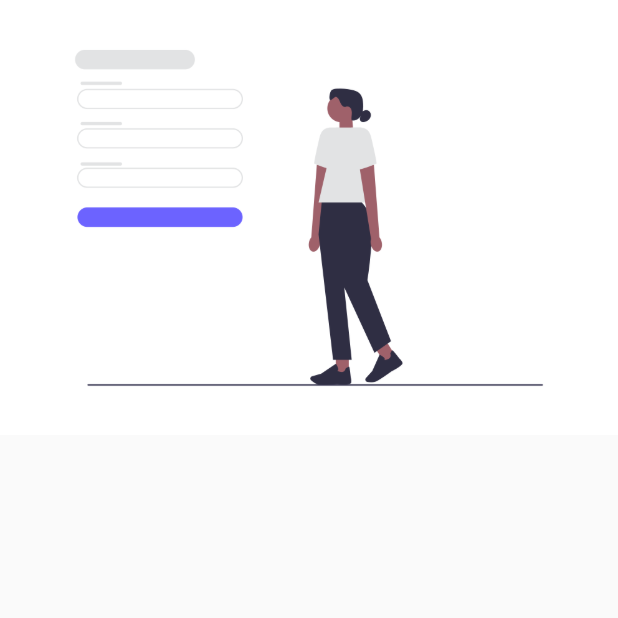
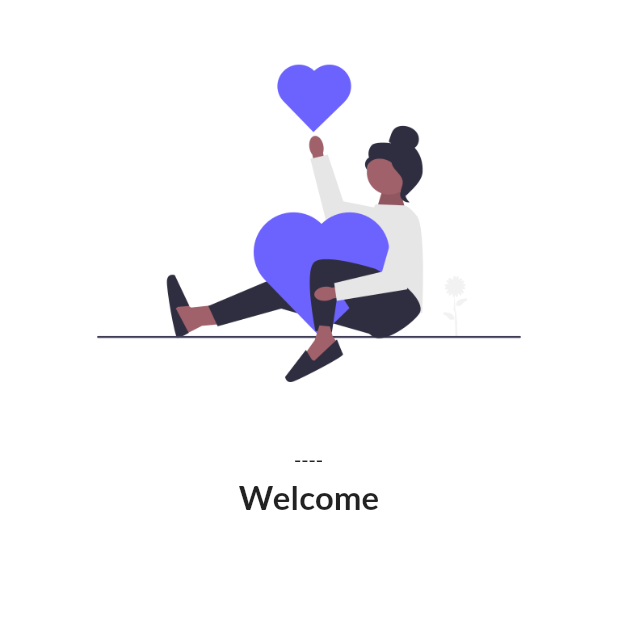
Before and after one commit to saurabhkalia5/First-Flutter-App, a Flutter app: the screen it shows after launch, on a phone screen of 412 x 824 dp, the top half of it. Run offline on Flutter 3.47's test engine with Material 2 defaults, Android fonts, the phone set to English and light mode, and no system bars; our stand-ins replace google_fonts.

Commit message:
Fonts Google Integrated
Google font latto inserted also a spacer has been inserted

```diff
--- a/lib/main.dart
+++ b/lib/main.dart
@@ -1,6 +1,7 @@
 import 'package:flutter/material.dart';
 import 'package:flutter_application_1/pages/homepage.dart';
 import 'package:flutter_application_1/pages/login_page.dart';
+import 'package:google_fonts/google_fonts.dart';
 
 void main(){
   runApp(MyApp());
@@ -18,7 +19,8 @@ class MyApp extends StatelessWidget {
       //   brightness: Brightness.dark,
       // ),
       theme: ThemeData(
-        primarySwatch: Colors.deepPurple
+        primarySwatch: Colors.deepPurple,
+        fontFamily: GoogleFonts.lato().fontFamily,
       ),
       routes: {
         "/":(context) => Login(),
--- a/lib/pages/login_page.dart
+++ b/lib/pages/login_page.dart
@@ -6,10 +6,24 @@ class Login extends StatelessWidget {
   @override
   Widget build(BuildContext context) {
     return Material(
+      color: Colors.white,
       child: Column(
         children: [
-          Image.asset("assets/images/login_image.png"),
-        ],)
+          Image.asset("assets/images/login_image.png",fit: BoxFit.cover,),
+        SizedBox(
+          height: 20.0,
+          width: 20.0,
+          child: Text("----------------"),
+        ),
+        Text(
+          "Welcome",
+          style: TextStyle(
+            fontSize: 22,
+            fontWeight: FontWeight.bold,
+          ),
+        ),
+        ],
+        )
     );
   }
 }
--- a/pubspec.yaml
+++ b/pubspec.yaml
@@ -35,6 +35,7 @@ dependencies:
   # The following adds the Cupertino Icons font to your application.
   # Use with the CupertinoIcons class for iOS style icons.
   cupertino_icons: ^1.0.2
+  google_fonts: ^4.0.3
 
 dev_dependencies:
   flutter_test:
```
Also changed, not shown: assets/images/login_image.png, pubspec.lock, 7 other files.
